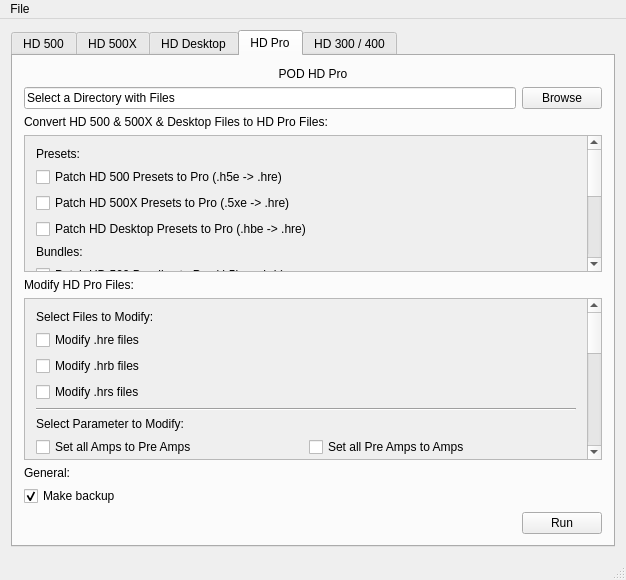
First picture: the form in podhd_qt/mainwindow.ui, repository johanneszab/podhd, before the edit.
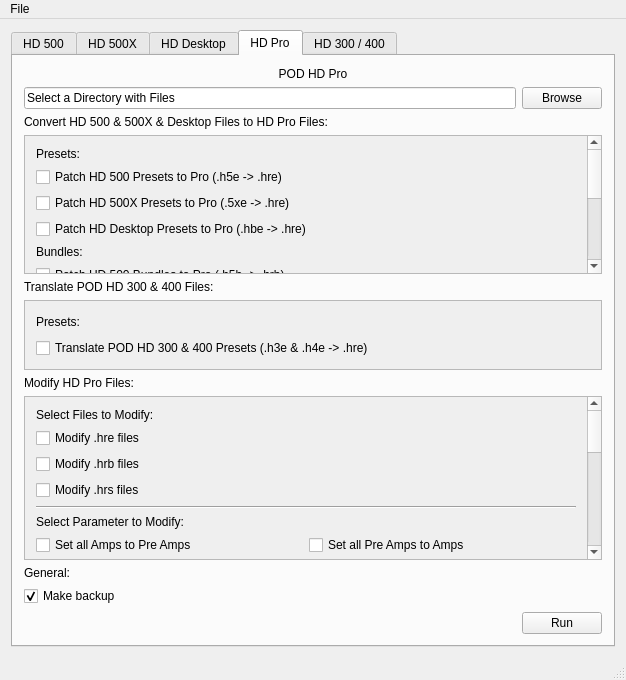
Second picture: the form after the edit. The open tabs and pages were chosen to show the change.

Commit message:
POD HD 300 to POD HD 500 Translator
First working translator for hd 300/400 preset files to hd
500/desktop/pro.
Still some things missing (tap, Dt, ..)

No bundles, no setlists yet.

```diff
--- a/podhd_qt/mainwindow.ui
+++ b/podhd_qt/mainwindow.ui
@@ -7,7 +7,7 @@
     <x>0</x>
     <y>0</y>
     <width>626</width>
-    <height>580</height>
+    <height>680</height>
    </rect>
   </property>
   <property name="windowTitle">
@@ -1463,14 +1463,31 @@
           </widget>
          </widget>
         </item>
-        <item row="4" column="0" colspan="2">
+        <item row="6" column="0" colspan="2">
          <widget class="QLabel" name="proLbModifyFiles">
           <property name="text">
            <string>Modify HD Pro Files:</string>
           </property>
          </widget>
         </item>
-        <item row="5" column="0" colspan="3">
+        <item row="9" column="0" colspan="2">
+         <widget class="QCheckBox" name="proChkbxBackup">
+          <property name="text">
+           <string>Make backup</string>
+          </property>
+          <property name="checked">
+           <bool>true</bool>
+          </property>
+         </widget>
+        </item>
+        <item row="8" column="0" colspan="2">
+         <widget class="QLabel" name="proLbGeneral">
+          <property name="text">
+           <string>General:</string>
+          </property>
+         </widget>
+        </item>
+        <item row="7" column="0" colspan="3">
          <widget class="QScrollArea" name="proScrollAreaTwo">
           <property name="widgetResizable">
            <bool>true</bool>
@@ -1668,46 +1685,6 @@
           </widget>
          </widget>
         </item>
-        <item row="6" column="0" colspan="2">
-         <widget class="QLabel" name="proLbGeneral">
-          <property name="text">
-           <string>General:</string>
-          </property>
-         </widget>
-        </item>
-        <item row="7" column="0" colspan="2">
-         <widget class="QCheckBox" name="proChkbxBackup">
-          <property name="text">
-           <string>Make backup</string>
-          </property>
-          <property name="checked">
-           <bool>true</bool>
-          </property>
-         </widget>
-        </item>
-        <item row="8" column="0">
-         <widget class="QLabel" name="proLbAfterRun">
-          <property name="text">
-           <string/>
-          </property>
-         </widget>
-        </item>
-        <item row="8" column="2">
-         <widget class="QPushButton" name="proBtnRun">
-          <property name="sizePolicy">
-           <sizepolicy hsizetype="Fixed" vsizetype="Fixed">
-            <horstretch>0</horstretch>
-            <verstretch>0</verstretch>
-           </sizepolicy>
-          </property>
-          <property name="toolTip">
-           <string>Click to perform selected actions</string>
-          </property>
-          <property name="text">
-           <string>Run</string>
-          </property>
-         </widget>
-        </item>
         <item row="0" column="0" colspan="3">
          <widget class="QLabel" name="proLbmain">
           <property name="sizePolicy">
@@ -1730,6 +1707,69 @@
           </property>
          </widget>
         </item>
+        <item row="10" column="0">
+         <widget class="QLabel" name="proLbAfterRun">
+          <property name="text">
+           <string/>
+          </property>
+         </widget>
+        </item>
+        <item row="10" column="2">
+         <widget class="QPushButton" name="proBtnRun">
+          <property name="sizePolicy">
+           <sizepolicy hsizetype="Fixed" vsizetype="Fixed">
+            <horstretch>0</horstretch>
+            <verstretch>0</verstretch>
+           </sizepolicy>
+          </property>
+          <property name="toolTip">
+           <string>Click to perform selected actions</string>
+          </property>
+          <property name="text">
+           <string>Run</string>
+          </property>
+         </widget>
+        </item>
+        <item row="4" column="0">
+         <widget class="QLabel" name="proXLbTranslate">
+          <property name="text">
+           <string>Translate POD HD 300 &amp; 400 Files:</string>
+          </property>
+         </widget>
+        </item>
+        <item row="5" column="0" colspan="3">
+         <widget class="QScrollArea" name="proScrollAreaThree">
+          <property name="widgetResizable">
+           <bool>true</bool>
+          </property>
+          <widget class="QWidget" name="scrollAreaWidgetContents_10">
+           <property name="geometry">
+            <rect>
+             <x>0</x>
+             <y>0</y>
+             <width>584</width>
+             <height>79</height>
+            </rect>
+           </property>
+           <layout class="QGridLayout" name="gridLayout_20">
+            <item row="0" column="0">
+             <widget class="QLabel" name="proLbTranslatePresets">
+              <property name="text">
+               <string>Presets:</string>
+              </property>
+             </widget>
+            </item>
+            <item row="1" column="0">
+             <widget class="QCheckBox" name="proChkbxPatchH3e">
+              <property name="text">
+               <string>Translate POD HD 300 &amp;&amp; 400 Presets (.h3e &amp;&amp; .h4e -&gt; .hre)</string>
+              </property>
+             </widget>
+            </item>
+           </layout>
+          </widget>
+         </widget>
+        </item>
        </layout>
       </widget>
       <widget class="QWidget" name="tabHd300">
```
Left out of the diff: 250 changed lines with no effect on the pictures. The commit also changes 2 other files.
